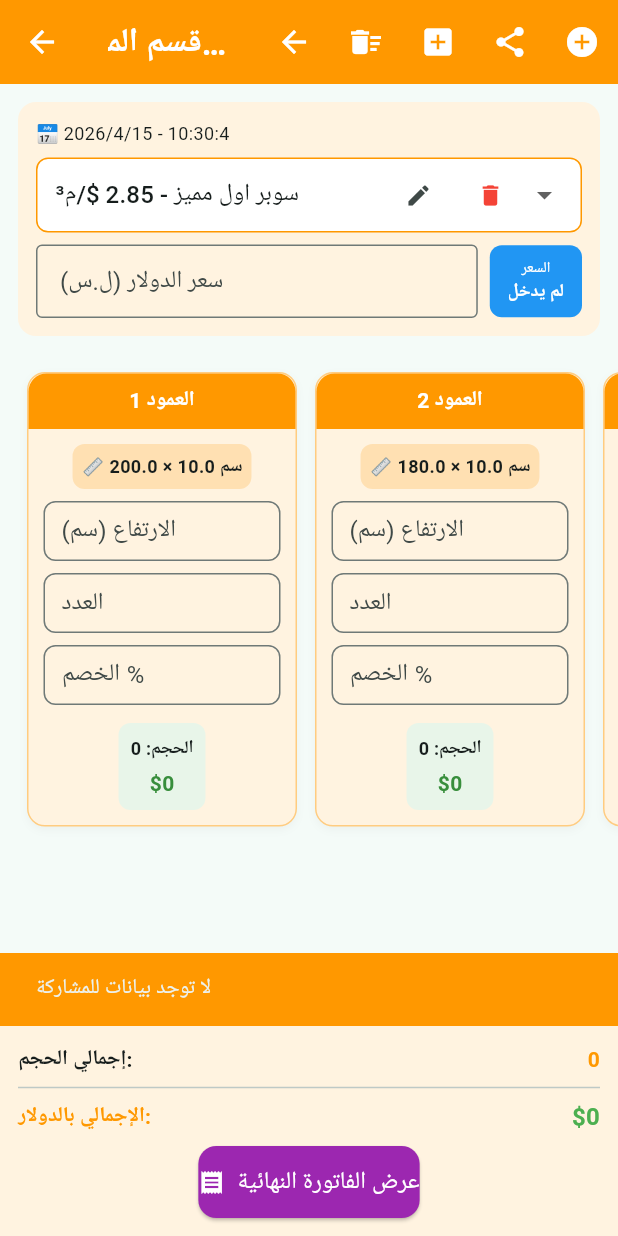
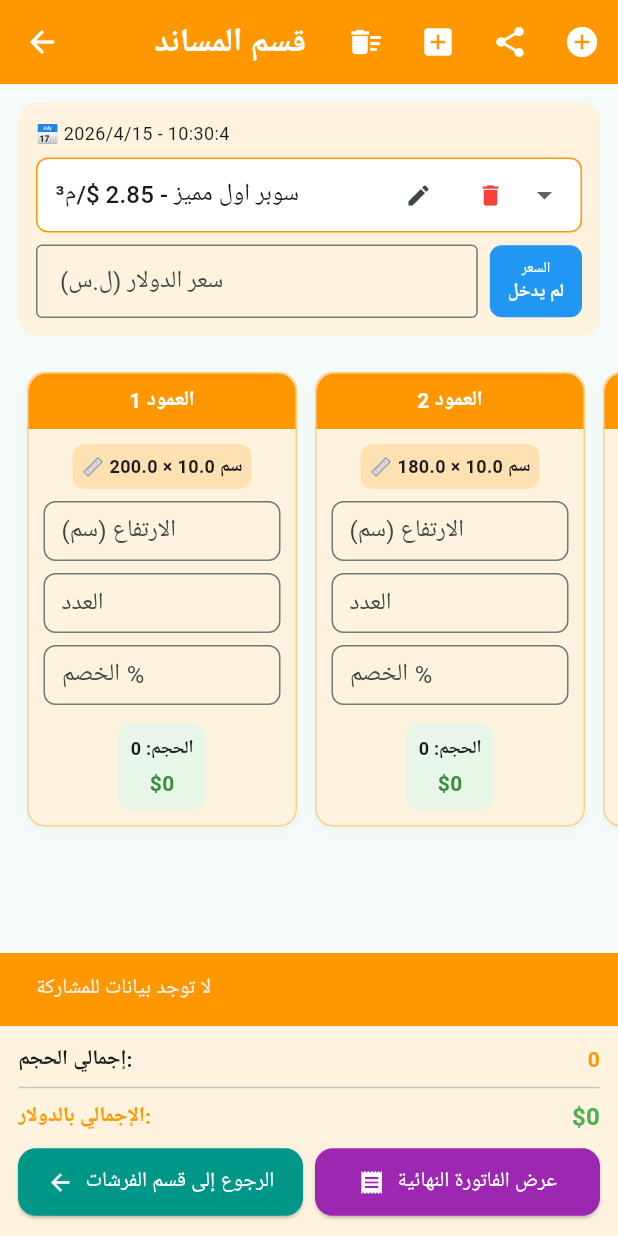
Before and after one commit to abohaedrmaher45-ux/apk, a Flutter app: the SupportScreen screen opened directly, after a tap on the "share" icon, on a phone screen of 412 x 824 dp. Run offline on Flutter 3.47's test engine with Material 3 defaults, Android fonts, the phone set to English and light mode, and no system bars; our stand-ins replace share_plus, shared_preferences; accounts and stored records are empty; Roboto replaces fonts that are missing (Arial).

Commit message:
بابا

```diff
--- a/lib/support_screen.dart
+++ b/lib/support_screen.dart
@@ -2,6 +2,7 @@
 import 'dart:convert';
 import 'dart:io';
 import 'package:flutter/material.dart';
+import 'package:flutter/services.dart';
 import 'package:shared_preferences/shared_preferences.dart';
 import 'package:share_plus/share_plus.dart';
 import 'package:pdf/widgets.dart' as pw;
@@ -561,52 +562,69 @@ class _SupportScreenState extends State<SupportScreen> {
     try {
       final pdf = pw.Document();
 
+      final fontData = await rootBundle.load('assets/fonts/Cairo-Regular.ttf');
+      final fontBoldData = await rootBundle.load('assets/fonts/Cairo-Bold.ttf');
+      final ttf = pw.Font.ttf(fontData);
+      final ttfBold = pw.Font.ttf(fontBoldData);
+
       pdf.addPage(
         pw.MultiPage(
+          textDirection: pw.TextDirection.rtl,
           build: (context) => [
-            pw.Header(level: 0, child: pw.Text('قسم المساند - فاتورة', style: pw.TextStyle(fontSize: 24, fontWeight: pw.FontWeight.bold))),
+            pw.Header(
+              level: 0,
+              child: pw.Text('قسم المساند - فاتورة',
+                style: pw.TextStyle(font: ttfBold, fontSize: 24)
+              )
+            ),
             pw.SizedBox(height: 10),
-            pw.Text('التاريخ: $currentDate', style: pw.TextStyle(fontSize: 12)),
-            pw.Text('نوع المسند: ${selectedSupportType?.name ?? "غير محدد"} (${selectedSupportType?.price ?? 0} \$/م³)', style: pw.TextStyle(fontSize: 12)),
-            pw.Text('سعر الدولار: ${dollarPrice > 0 ? _formatNumber(dollarPrice) : "لم يتم إدخاله"} ل.س', style: pw.TextStyle(fontSize: 12)),
+            pw.Text('التاريخ: $currentDate',
+              style: pw.TextStyle(font: ttf, fontSize: 12)
+            ),
+            pw.Text('نوع المسند: ${selectedSupportType?.name ?? "غير محدد"} (${selectedSupportType?.price ?? 0} \$/م³)',
+              style: pw.TextStyle(font: ttf, fontSize: 12)
+            ),
+            pw.Text('سعر الدولار: ${dollarPrice > 0 ? _formatNumber(dollarPrice) : "لم يتم إدخاله"} ل.س',
+              style: pw.TextStyle(font: ttf, fontSize: 12)
+            ),
             pw.SizedBox(height: 20),
             pw.Table(
               border: pw.TableBorder.all(),
               children: [
                 pw.TableRow(children: [
-                  pw.Text('العمود', style: pw.TextStyle(fontWeight: pw.FontWeight.bold)),
-                  pw.Text('الطول (سم)', style: pw.TextStyle(fontWeight: pw.FontWeight.bold)),
-                  pw.Text('السماكة (سم)', style: pw.TextStyle(fontWeight: pw.FontWeight.bold)),
-                  pw.Text('الارتفاع (سم)', style: pw.TextStyle(fontWeight: pw.FontWeight.bold)),
-                  pw.Text('العدد', style: pw.TextStyle(fontWeight: pw.FontWeight.bold)),
-                  pw.Text('الخصم %', style: pw.TextStyle(fontWeight: pw.FontWeight.bold)),
-                  pw.Text('الإجمالي (\$)', style: pw.TextStyle(fontWeight: pw.FontWeight.bold)),
+                  pw.Text('العمود', style: pw.TextStyle(font: ttfBold)),
+                  pw.Text('الطول (سم)', style: pw.TextStyle(font: ttfBold)),
+                  pw.Text('السماكة (سم)', style: pw.TextStyle(font: ttfBold)),
+                  pw.Text('الارتفاع (سم)', style: pw.TextStyle(font: ttfBold)),
+                  pw.Text('العدد', style: pw.TextStyle(font: ttfBold)),
+                  pw.Text('الخصم %', style: pw.TextStyle(font: ttfBold)),
+                  pw.Text('الإجمالي (\$)', style: pw.TextStyle(font: ttfBold)),
                 ]),
                 for (var col in columns)
                   pw.TableRow(children: [
-                    pw.Text(col.name),
-                    pw.Text(col.lengthCM.toString()),
-                    pw.Text(col.thicknessCM.toString()),
-                    pw.Text(col.heightController.text.isEmpty ? '0' : col.heightController.text),
-                    pw.Text(col.quantityController.text.isEmpty ? '1' : col.quantityController.text),
-                    pw.Text(col.discountController.text.isEmpty ? '0' : col.discountController.text),
-                    pw.Text(calculateTotalUSD(col).toStringAsFixed(2)),
+                    pw.Text(col.name, style: pw.TextStyle(font: ttf)),
+                    pw.Text(col.lengthCM.toString(), style: pw.TextStyle(font: ttf)),
+                    pw.Text(col.thicknessCM.toString(), style: pw.TextStyle(font: ttf)),
+                    pw.Text(col.heightController.text.isEmpty ? '0' : col.heightController.text, style: pw.TextStyle(font: ttf)),
+                    pw.Text(col.quantityController.text.isEmpty ? '1' : col.quantityController.text, style: pw.TextStyle(font: ttf)),
+                    pw.Text(col.discountController.text.isEmpty ? '0' : col.discountController.text, style: pw.TextStyle(font: ttf)),
+                    pw.Text(calculateTotalUSD(col).toStringAsFixed(2), style: pw.TextStyle(font: ttf)),
                   ]),
               ],
             ),
             pw.SizedBox(height: 20),
             pw.Row(mainAxisAlignment: pw.MainAxisAlignment.spaceBetween, children: [
-              pw.Text('إجمالي الحجم:', style: pw.TextStyle(fontWeight: pw.FontWeight.bold)),
-              pw.Text('${_formatNumber(getTotalVolume())}'),
+              pw.Text('إجمالي الحجم:', style: pw.TextStyle(font: ttfBold)),
+              pw.Text('${_formatNumber(getTotalVolume())}', style: pw.TextStyle(font: ttf)),
             ]),
             pw.Row(mainAxisAlignment: pw.MainAxisAlignment.spaceBetween, children: [
-              pw.Text('الإجمالي بالدولار:', style: pw.TextStyle(fontWeight: pw.FontWeight.bold)),
-              pw.Text('\$${_formatNumber(getGrandTotalUSD())}'),
+              pw.Text('الإجمالي بالدولار:', style: pw.TextStyle(font: ttfBold)),
+              pw.Text('\$${_formatNumber(getGrandTotalUSD())}', style: pw.TextStyle(font: ttf)),
             ]),
             if (dollarPrice > 0)
               pw.Row(mainAxisAlignment: pw.MainAxisAlignment.spaceBetween, children: [
-                pw.Text('الإجمالي بالليرة:', style: pw.TextStyle(fontWeight: pw.FontWeight.bold)),
-                pw.Text('${_formatNumber(getGrandTotalSYP())} ل.س'),
+                pw.Text('الإجمالي بالليرة:', style: pw.TextStyle(font: ttfBold)),
+                pw.Text('${_formatNumber(getGrandTotalSYP())} ل.س', style: pw.TextStyle(font: ttf)),
               ]),
           ],
         ),
@@ -646,16 +664,6 @@ class _SupportScreenState extends State<SupportScreen> {
         foregroundColor: Colors.white,
         centerTitle: true,
         actions: [
-          IconButton(
-            icon: const Icon(Icons.arrow_back),
-            onPressed: () {
-              Navigator.pushReplacement(
-                context,
-                MaterialPageRoute(builder: (context) => const AccountingTableScreen()),
-              );
-            },
-            tooltip: 'الرجوع إلى قسم الفرشات',
-          ),
           IconButton(icon: const Icon(Icons.delete_sweep), onPressed: _clearAllData, tooltip: 'مسح الكل'),
           IconButton(icon: const Icon(Icons.add_box), onPressed: _addCustomColumn, tooltip: 'إضافة عمود جديد'),
           IconButton(icon: const Icon(Icons.share), onPressed: _sharePDF, tooltip: 'مشاركة الفاتورة'),
@@ -817,16 +825,41 @@ class _SupportScreenState extends State<SupportScreen> {
               ),
             ],
             const SizedBox(height: 8),
-            ElevatedButton.icon(
+            Row(
+              children: [
+                Expanded(
+                  child: ElevatedButton.icon(
+                    onPressed: () {
+                      Navigator.pushReplacement(
+                        context,
+                        MaterialPageRoute(builder: (context) => const AccountingTableScreen()),
+                      );
+                    },
+                    icon: const Icon(Icons.arrow_back),
+                    label: const Text('الرجوع إلى قسم الفرشات'),
+                    style: ElevatedButton.styleFrom(
+                      backgroundColor: Colors.teal,
+                      foregroundColor: Colors.white,
+                      padding: const EdgeInsets.symmetric(vertical: 12),
+                      shape: RoundedRectangleBorder(borderRadius: BorderRadius.circular(12)),
+                    ),
+                  ),
+                ),
+                const SizedBox(width: 8),
+                Expanded(
+                  child: ElevatedButton.icon(
                     onPressed: _showFinalInvoice,
                     icon: const Icon(Icons.receipt),
-              label: const Text('عرض الفاتورة النهائية', style: TextStyle(fontSize: 16)),
+                    label: const Text('عرض الفاتورة النهائية'),
                     style: ElevatedButton.styleFrom(
                       backgroundColor: Colors.purple,
                       foregroundColor: Colors.white,
                       padding: const EdgeInsets.symmetric(vertical: 12),
                       shape: RoundedRectangleBorder(borderRadius: BorderRadius.circular(12)),
                     ),
+                  ),
+                ),
+              ],
             ),
           ],
         ),
```
Also changed, not shown: lib/accounting_table_screen.dart (+42 -28 lines), lib/final_invoice_screen.dart (+38 -26 lines), pubspec.yaml (+12 -6 lines). Lines whose indentation alone changed are shown as unchanged.
